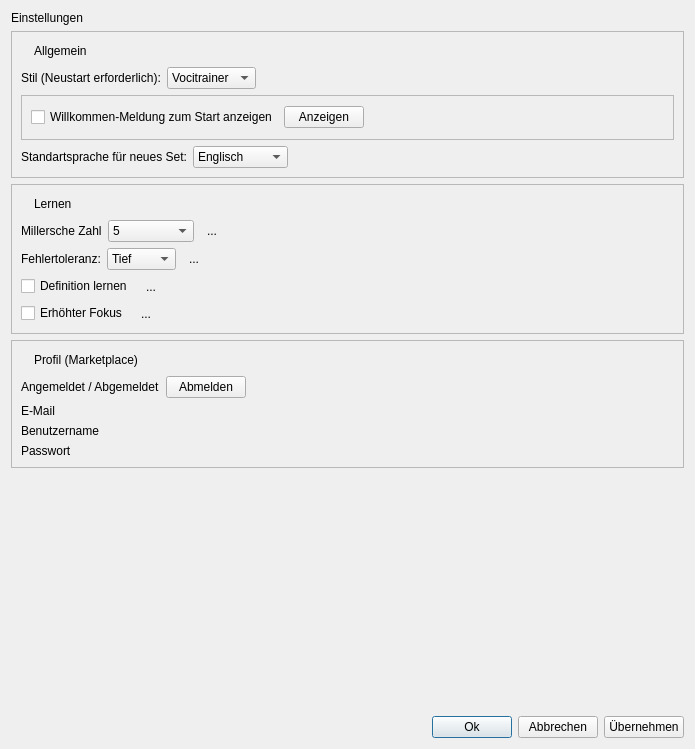
Above: Client/res/einstellungen.ui from samuelx12/Vocitrainer before the change. Below: the same form after it.
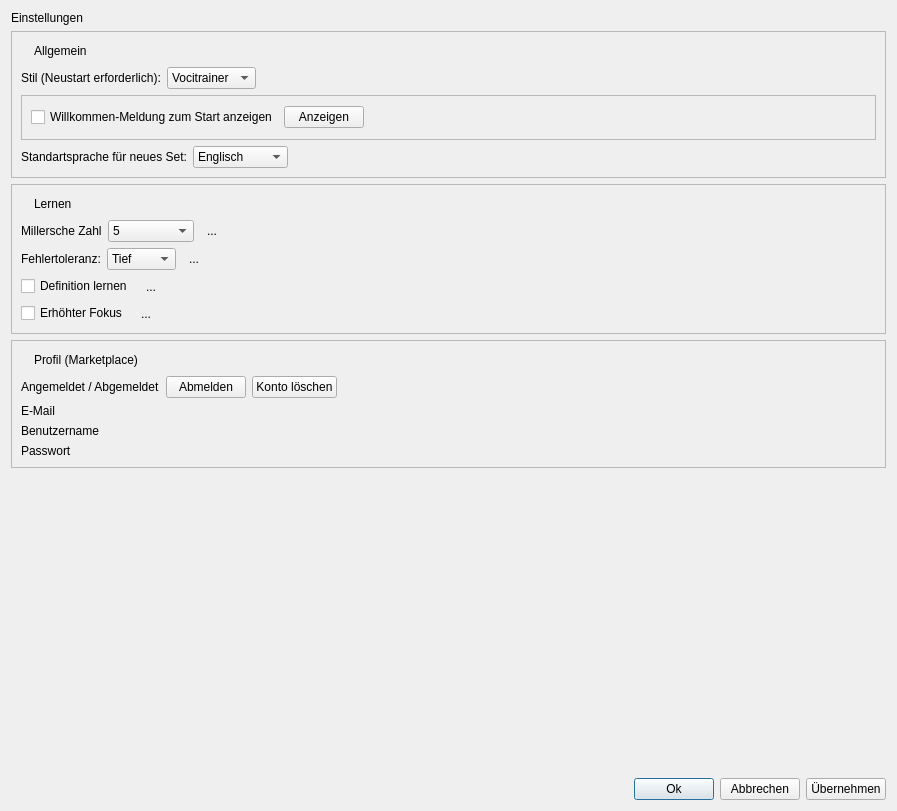
That is the form after the change. Icons and pictures are not drawn.

Commit message: Funktion um das eigene Konto zu löschen hinzugefügt.

Diff of the .ui file:
```diff
--- a/Client/res/einstellungen.ui
+++ b/Client/res/einstellungen.ui
@@ -6,8 +6,8 @@
    <rect>
     <x>0</x>
     <y>0</y>
-    <width>695</width>
-    <height>749</height>
+    <width>897</width>
+    <height>811</height>
    </rect>
   </property>
   <property name="windowTitle">
@@ -541,6 +541,13 @@
           </property>
          </widget>
         </item>
+        <item>
+         <widget class="QPushButton" name="cmd_kontoLoeschen">
+          <property name="text">
+           <string>Konto löschen</string>
+          </property>
+         </widget>
+        </item>
         <item>
          <spacer name="horizontalSpacer_5">
           <property name="orientation">
```
The commit also changes 10 other files.
